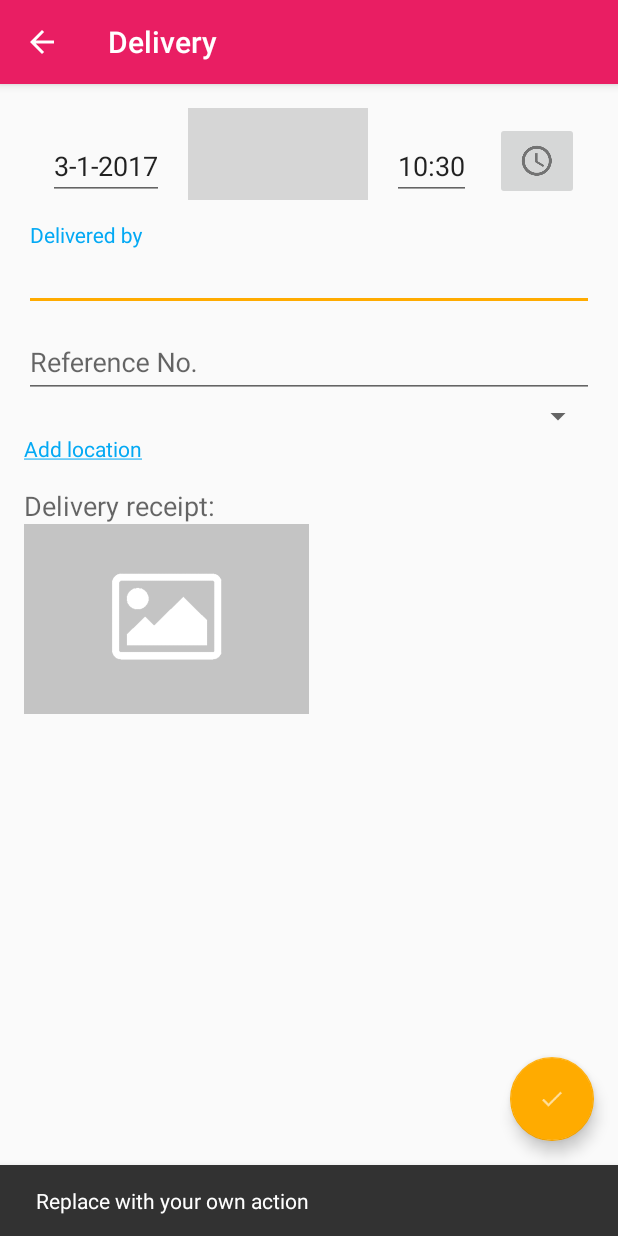
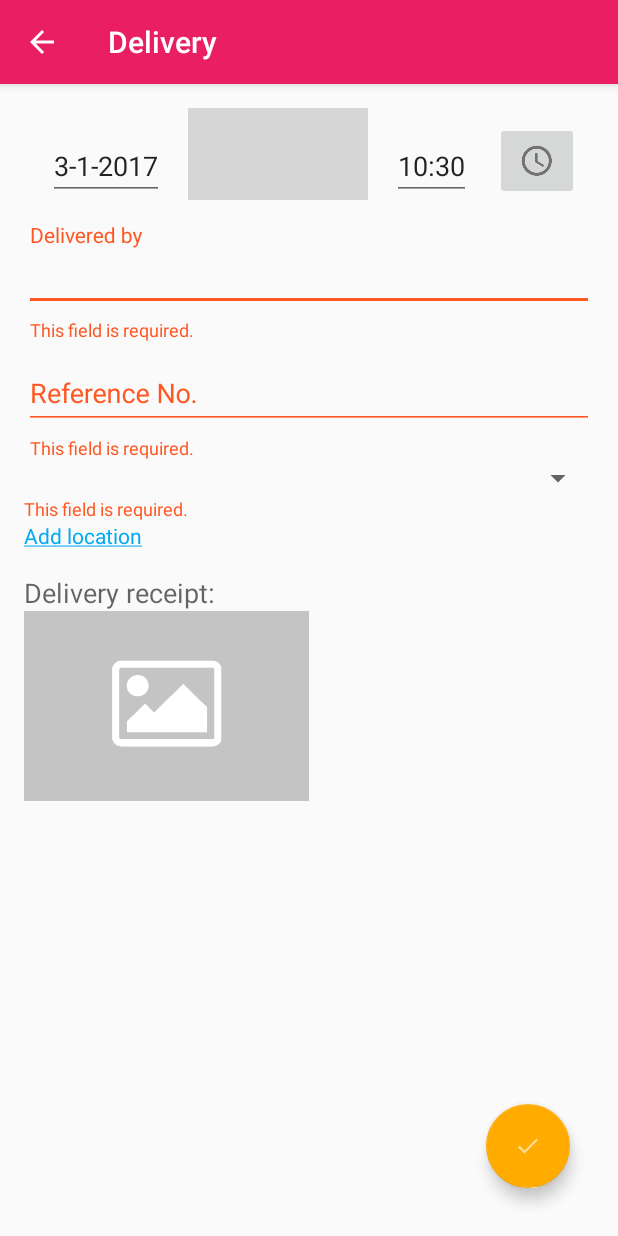
Before and after one commit to leeyc09/InventoryCheck, an Android app: the DeliveryActivity screen opened directly, with no data from a screen before it, after a tap on "Save", on a phone screen of 412 x 824 dp. Run offline under Robolectric (Android 15) with nearby library versions, the phone set to English and light mode, and no system bars; libraries missing offline, so code that uses them is left out: com.wdullaer.materialdatetimepicker, com.weiwangcn.betterspinner, gun0912.tedbottompicker; plain views replace MaterialBetterSpinner; 3 statements that could not run were skipped; grey boxes are pictures that could not be loaded.

Commit message:
feat: add delivery form validation

```diff
--- a/app/src/main/java/app/miji/com/inventorycheck/activity/DeliveryActivity.java
+++ b/app/src/main/java/app/miji/com/inventorycheck/activity/DeliveryActivity.java
@@ -1,11 +1,8 @@
 package app.miji.com.inventorycheck.activity;
 
 import android.os.Bundle;
-import android.support.design.widget.FloatingActionButton;
-import android.support.design.widget.Snackbar;
 import android.support.v7.app.AppCompatActivity;
 import android.support.v7.widget.Toolbar;
-import android.view.View;
 
 import app.miji.com.inventorycheck.R;
 
@@ -18,14 +15,6 @@ public class DeliveryActivity extends AppCompatActivity {
         Toolbar toolbar = (Toolbar) findViewById(R.id.toolbar);
         setSupportActionBar(toolbar);
 
-        FloatingActionButton fab = (FloatingActionButton) findViewById(R.id.fab);
-        fab.setOnClickListener(new View.OnClickListener() {
-            @Override
-            public void onClick(View view) {
-                Snackbar.make(view, "Replace with your own action", Snackbar.LENGTH_LONG)
-                        .setAction("Action", null).show();
-            }
-        });
         getSupportActionBar().setDisplayHomeAsUpEnabled(true);
     }
 
--- a/app/src/main/java/app/miji/com/inventorycheck/fragment/DeliveryFragment.java
+++ b/app/src/main/java/app/miji/com/inventorycheck/fragment/DeliveryFragment.java
@@ -6,8 +6,11 @@ import android.graphics.Bitmap;
 import android.graphics.BitmapFactory;
 import android.net.Uri;
 import android.os.Bundle;
+import android.support.design.widget.FloatingActionButton;
+import android.support.design.widget.TextInputLayout;
 import android.support.v4.app.Fragment;
 import android.support.v7.app.AlertDialog;
+import android.util.Log;
 import android.view.LayoutInflater;
 import android.view.View;
 import android.view.ViewGroup;
@@ -40,6 +43,8 @@ public class DeliveryFragment extends Fragment {
     };
 
 
+    private final String LOG_TAG = DeliveryFragment.class.getSimpleName();
+
     public DeliveryFragment() {
     }
 
@@ -48,12 +53,19 @@ public class DeliveryFragment extends Fragment {
                              Bundle savedInstanceState) {
         View view = inflater.inflate(R.layout.fragment_delivery, container, false);
 
-        ImageButton btnDate = (ImageButton) view.findViewById(R.id.btn_date);
-        ImageButton btnTime = (ImageButton) view.findViewById(R.id.btn_time);
+        final ImageButton btnDate = (ImageButton) view.findViewById(R.id.btn_date);
+        final ImageButton btnTime = (ImageButton) view.findViewById(R.id.btn_time);
         final EditText txtDate = (EditText) view.findViewById(R.id.txt_date);
         final EditText txtTime = (EditText) view.findViewById(R.id.txt_time);
-        TextView txtAddLocation = (TextView) view.findViewById(R.id.txt_add_location);
+        final EditText txtDelivery = (EditText) view.findViewById(R.id.txt_delivery);
+        final EditText txtReference = (EditText) view.findViewById(R.id.txt_reference);
+        final TextInputLayout txtInDelivery = (TextInputLayout) view.findViewById(R.id.input_delivery_name);
+        final TextInputLayout txtInRefNo = (TextInputLayout) view.findViewById(R.id.input_ref);
+        final TextInputLayout txtInLocation = (TextInputLayout) view.findViewById(R.id.input_location);
+        final MaterialBetterSpinner materialSpinner = (MaterialBetterSpinner) view.findViewById(R.id.material_spinner);
+        final TextView txtAddLocation = (TextView) view.findViewById(R.id.txt_add_location);
         final ImageView imgReceipt = (ImageView) view.findViewById(R.id.img_receipt);
+        final FloatingActionButton fab = (FloatingActionButton) view.findViewById(R.id.fab);
 
 
         // Get Current Date
@@ -111,7 +123,7 @@ public class DeliveryFragment extends Fragment {
         });
 
         //location spinner
-        setupSpinner(view);
+        setupSpinner(view, materialSpinner);
 
 
         //when txt_add_location is clicked, show add new location dialog box
@@ -200,6 +212,47 @@ public class DeliveryFragment extends Fragment {
         });
 
 
+        //setup floating action button
+        fab.setOnClickListener(new View.OnClickListener() {
+            @Override
+            public void onClick(View view) {
+                //validate form
+                String deliveredBy = txtDelivery.getText().toString();
+                String refNo = txtReference.getText().toString();
+                String location = materialSpinner.getText().toString();
+
+                Log.v(LOG_TAG, "Delivered By: " + deliveredBy);
+                Log.v(LOG_TAG, "Reference No: " + refNo);
+                Log.v(LOG_TAG, "Location: " + location);
+
+                //check if delivery is null
+                if (deliveredBy.length() == 0) {
+                    //show error
+                    txtInDelivery.setErrorEnabled(true);
+                    txtInDelivery.setError(getString(R.string.required_field));
+                } else {
+                    txtInDelivery.setErrorEnabled(false);
+                }
+
+                //check if reference no. is null
+                if (refNo.length() == 0) {
+                    txtInRefNo.setErrorEnabled(true);
+                    txtInRefNo.setError(getString(R.string.required_field));
+                } else {
+                    txtInRefNo.setErrorEnabled(false);
+                }
+
+                //check if location is null
+                if (location.length() == 0) {
+                    txtInLocation.setErrorEnabled(true);
+                    txtInLocation.setError(getString(R.string.required_field));
+                } else {
+                    txtInLocation.setErrorEnabled(false);
+                }
+            }
+        });
+
+
         return view;
     }
 
@@ -254,10 +307,9 @@ public class DeliveryFragment extends Fragment {
 
     }
 
-    private void setupSpinner(View view) {
+    private void setupSpinner(View view, MaterialBetterSpinner materialSpinner) {
         ArrayAdapter<String> adapter = new ArrayAdapter<>(getActivity(),
                 android.R.layout.simple_dropdown_item_1line, COUNTRIES);
-        MaterialBetterSpinner materialSpinner = (MaterialBetterSpinner) view.findViewById(R.id.material_spinner);
         materialSpinner.setAdapter(adapter);
     }
 
--- a/app/src/main/res/layout/activity_delivery.xml
+++ b/app/src/main/res/layout/activity_delivery.xml
@@ -21,14 +21,6 @@
 
     </android.support.design.widget.AppBarLayout>
 
-    <android.support.design.widget.FloatingActionButton
-        android:id="@+id/fab"
-        android:layout_width="wrap_content"
-        android:layout_height="wrap_content"
-        android:layout_gravity="bottom|end"
-        android:layout_margin="@dimen/fab_margin"
-        android:contentDescription="@string/save"
-        app:srcCompat="@drawable/ic_action_done" />
 
     <include layout="@layout/content_delivery" />
 
--- a/app/src/main/res/layout/fragment_delivery.xml
+++ b/app/src/main/res/layout/fragment_delivery.xml
@@ -13,6 +13,15 @@
     android:paddingTop="@dimen/activity_vertical_margin"
     tools:context="app.miji.com.inventorycheck.fragment.DeliveryFragment"
     tools:showIn="@layout/activity_delivery">
+
+    <android.support.design.widget.FloatingActionButton
+        android:id="@+id/fab"
+        android:layout_width="wrap_content"
+        android:layout_height="wrap_content"
+        android:layout_gravity="bottom|end"
+        android:layout_margin="@dimen/fab_margin"
+        android:contentDescription="@string/save"
+        app:srcCompat="@drawable/ic_action_done" />
 
     <android.support.v4.widget.NestedScrollView
         android:id="@+id/scrollview"
@@ -82,7 +91,7 @@
 
 
             <android.support.design.widget.TextInputLayout
-                android:id="@+id/input_layout_name"
+                android:id="@+id/input_delivery_name"
                 style="@style/CustomTextInputLayout"
                 app:hintTextAppearance="@style/TextAppearance.App.TextInputLayout">
 
@@ -95,7 +104,7 @@
             </android.support.design.widget.TextInputLayout>
 
             <android.support.design.widget.TextInputLayout
-                android:id="@+id/input_layout_email"
+                android:id="@+id/input_ref"
                 style="@style/CustomTextInputLayout"
                 app:hintTextAppearance="@style/TextAppearance.App.TextInputLayout">
 
@@ -107,6 +116,11 @@
                     android:inputType="number" />
             </android.support.design.widget.TextInputLayout>
 
+            <android.support.design.widget.TextInputLayout
+                android:id="@+id/input_location"
+                android:layout_width="match_parent"
+                android:layout_height="wrap_content"
+                app:hintEnabled="false">
 
                 <com.weiwangcn.betterspinner.library.material.MaterialBetterSpinner
                     android:id="@+id/material_spinner"
@@ -115,6 +129,7 @@
                     android:hint="@string/location"
                     android:inputType="text"
                     app:met_floatingLabel="normal" />
+            </android.support.design.widget.TextInputLayout>
 
             <TextView
                 android:id="@+id/txt_add_location"
--- a/app/src/main/res/values/strings.xml
+++ b/app/src/main/res/values/strings.xml
@@ -25,4 +25,5 @@
     <string name="dont_show_message">Do not show this message again</string>
     <string name="location_failed_header">Failed to add location!</string>
     <string name="location_failed_message">Please try again.</string>
+    <string name="required_field">This field is required.</string>
 </resources>
```
Lines whose indentation alone changed are shown as unchanged.
